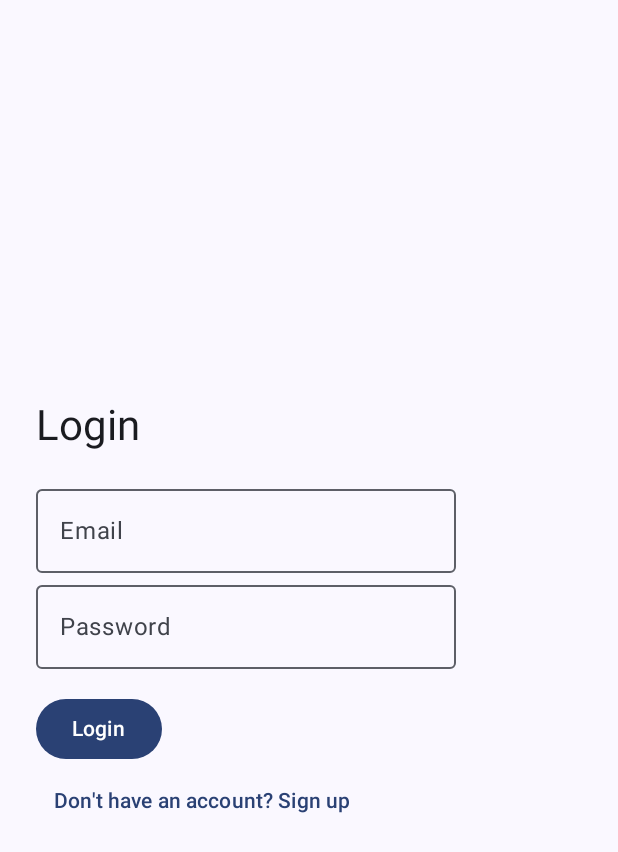
After one commit to Rankirobbllezze/RobbllezzeApp, an Android app built with Jetpack Compose: the LoginScreen screen opened through its navigation route, on a phone screen of 412 x 824 dp. The commit adds this screen. Shown: the top 852 px of the screen. Run offline under Robolectric (Android 15) with nearby library versions, the phone set to English and light mode, and no system bars; our stand-ins replace Dagger/Hilt's generated code, Firebase (no records; nobody signed in at launch, a user with empty details on screens opened directly).

Commit message:
third commit

```diff
--- a/app/src/main/AndroidManifest.xml
+++ b/app/src/main/AndroidManifest.xml
@@ -3,6 +3,7 @@
     xmlns:tools="http://schemas.android.com/tools">
 
     <application
+        android:name=".Robbllezze"
         android:allowBackup="true"
         android:dataExtractionRules="@xml/data_extraction_rules"
         android:fullBackupContent="@xml/backup_rules"
--- a/app/src/main/java/com/example/robbllezze/MainActivity.kt
+++ b/app/src/main/java/com/example/robbllezze/MainActivity.kt
@@ -11,25 +11,35 @@ import androidx.compose.material3.Text
 import androidx.compose.runtime.Composable
 import androidx.compose.ui.Modifier
 import androidx.compose.ui.tooling.preview.Preview
+import androidx.navigation.NavGraph
+import androidx.navigation.NavHostController
 import androidx.navigation.compose.rememberNavController
 import com.example.robbllezze.presentation.navigation.TodoNavGraph
+import com.example.robbllezze.presentation.navigation.TodoNavGraph
 import com.example.robbllezze.ui.theme.RobbllezzeTheme
+import com.google.firebase.FirebaseApp
+import dagger.hilt.android.AndroidEntryPoint
 
+@AndroidEntryPoint
 class MainActivity : ComponentActivity() {
     override fun onCreate(savedInstanceState: Bundle?) {
         super.onCreate(savedInstanceState)
         enableEdgeToEdge()
+        // initialize firebase for the app
+        FirebaseApp.initializeApp(this)
         setContent {
             RobbllezzeTheme {
                 val navController = rememberNavController()
                 TodoNavGraph(navController)
-
             }
         }
     }
 
     override fun onStart() {
         super.onStart()
-//        Custom ONSTART LOGIC FOR THIS ACTIVITY
+        // CUSTOM ONSTART LOGIC FOR THIS ACTIVITY
     }
+
+
+
 }
--- /dev/null
+++ b/app/src/main/java/com/example/robbllezze/presentation/components/LoginScreen.kt
@@ -0,0 +1,75 @@
+package com.example.robbllezze.presentation.components
+
+import androidx.compose.foundation.layout.*
+import androidx.compose.material3.*
+import androidx.compose.runtime.*
+import androidx.compose.ui.Modifier
+import androidx.compose.ui.platform.LocalContext
+import androidx.compose.ui.text.input.PasswordVisualTransformation
+import androidx.compose.ui.tooling.preview.Preview
+import androidx.compose.ui.unit.dp
+import androidx.navigation.NavController
+import androidx.navigation.compose.rememberNavController
+import com.google.firebase.Firebase
+import com.google.firebase.auth.auth
+
+
+@Composable
+fun LoginScreen(navController: NavController) {
+    val context = LocalContext.current
+    var email by remember { mutableStateOf("") }
+    var password by remember { mutableStateOf("") }
+    var error by remember { mutableStateOf<String?>(null) }
+
+
+
+    Surface(modifier = Modifier.fillMaxSize()) {
+        Column(
+            modifier = Modifier.padding(24.dp),
+            verticalArrangement = Arrangement.Center
+        ) {
+            Text("Login", style = MaterialTheme.typography.headlineMedium)
+            Spacer(modifier = Modifier.height(16.dp))
+
+            OutlinedTextField(value = email, onValueChange = { email = it },
+                label = { Text("Email") })
+
+            OutlinedTextField(value = password, onValueChange = { password = it},
+                label = { Text("Password") },
+                visualTransformation = PasswordVisualTransformation())
+
+            error?.let { Text(it, color = MaterialTheme.colorScheme.error) }
+
+            Spacer(modifier = Modifier.height(16.dp))
+
+            Button(onClick = {
+                if (email.isBlank() || password.isBlank()) {
+                    error = "Email and password are required"
+                } else {
+                    Firebase.auth.signInWithEmailAndPassword(email,password).addOnCompleteListener {
+                        task -> if (task.isSuccessful) {
+                            navController.
+                                    navigate("dashboard")
+                        } else {
+                            error = task.exception?.message
+                        }
+                    }
+                }
+            }) {
+                Text("Login")
+            }
+            TextButton(onClick = {
+                navController.navigate("signUp")
+            }) {
+                Text("Don't have an account? Sign up")
+            }
+        }
+    }
+}
+
+
+@Preview
+@Composable
+fun LoginScreenPreview() {
+    LoginScreen(rememberNavController())
+}
--- /dev/null
+++ b/app/src/main/java/com/example/robbllezze/presentation/components/SignUp.kt
@@ -0,0 +1,113 @@
+package com.example.robbllezze.presentation.components
+
+import android.content.Context
+import androidx.compose.foundation.layout.*
+import androidx.compose.material3.*
+import androidx.compose.runtime.*
+import androidx.compose.ui.Modifier
+import androidx.compose.ui.platform.LocalContext
+import androidx.compose.ui.text.input.PasswordVisualTransformation
+import androidx.compose.ui.tooling.preview.Preview
+import androidx.compose.ui.unit.dp
+import androidx.navigation.NavController
+import androidx.navigation.compose.rememberNavController
+import com.google.firebase.Firebase
+import com.google.firebase.auth.auth
+
+@Composable
+fun SignUpScreen(
+    navController: NavController
+) {
+    // variables to store and reference the inputs
+    val context = LocalContext.current // declares the current processing activity
+    var email by remember { mutableStateOf("") }
+    var password by remember { mutableStateOf("") }
+    var confirmPassword by remember { mutableStateOf("") }
+    var error by remember { mutableStateOf<String?>(null) } // capture and ref errors
+
+    Surface(modifier = Modifier.fillMaxSize()) {
+        Column(
+            modifier = Modifier
+                .padding(24.dp)
+                .fillMaxSize(),
+            verticalArrangement = Arrangement.Center
+        ) {
+            Text("Sign Up", style = MaterialTheme.typography.headlineMedium)
+
+            Spacer(modifier = Modifier.height(16.dp))
+
+            OutlinedTextField(
+                value = email,
+                onValueChange = { email = it },
+                label = { Text("Email") }
+            )
+
+            OutlinedTextField(
+                value = password,
+                onValueChange = { password = it },
+                label = { Text("Password") },
+                visualTransformation = PasswordVisualTransformation()
+            )
+
+            OutlinedTextField(
+                value = confirmPassword,
+                onValueChange = { confirmPassword = it },
+                label = { Text("Confirm Password") },
+                visualTransformation = PasswordVisualTransformation()
+            )
+            // error is populated on the condition that an error is encountered
+            // the error variable will be populated with a text composable
+            // showing the error
+            error?.let {
+                Text(it, color = MaterialTheme.colorScheme.error)
+            }
+
+            Spacer(modifier = Modifier.height(16.dp))
+
+            Button(  onClick  = {
+                if (password != confirmPassword) {
+                    error = "password does not match!!"
+                } else {
+                    // register our user to firebase
+                    registerUser(email, password,
+                        context,navController,
+                        onError = {errorMsg  -> error = errorMsg})
+                }
+            }
+            ) {
+                Text("Sign Up")
+            }
+
+            Spacer(modifier = Modifier.height(8.dp))
+//navigate to login //navigate to login
+            TextButton(onClick = {  navController.navigate("login") })
+            {
+                Text("Already have an account? Login")
+            }
+
+        }
+    }
+}
+
+fun registerUser(email: String, password: String,
+                 context: Context, navController: NavController,
+                 onError: (String)-> Unit ) {
+    Firebase.auth.createUserWithEmailAndPassword(email,password)
+        .addOnCompleteListener{ task ->
+            if(task.isSuccessful){
+                navController.navigate("login")
+            } else {
+                onError(task.exception?.message ?:
+                "Registration failed")
+            }
+        }
+}
+
+
+@Preview
+@Composable
+fun SignUpScreenPreview() {
+    MaterialTheme {
+        SignUpScreen(rememberNavController())
+    }
+}
--- a/app/src/main/java/com/example/robbllezze/presentation/components/TodoItemCard.kt
+++ b/app/src/main/java/com/example/robbllezze/presentation/components/TodoItemCard.kt
@@ -106,13 +106,14 @@ fun TodoItemCard(
     }
 }
 
+
 @Preview
 @Composable
 fun TodoItemCardPreview(){
     TodoItemCard(
         todo = TodoItem(
-            id = 1, title ="Sample todo", description = "Sample text",
-            imageUri = "null", tasker = "Robbllezze", isCompleted = false
+            id = 1, title ="SAMPLE TO", description = "Sample text",
+            imageUri = null, tasker = "Robbllezze", isCompleted = false
         ),
         onCompleteChange = {
                 isChecked -> println("Checked: $isChecked")
--- a/app/src/main/java/com/example/robbllezze/presentation/navigation/Navgraph.kt
+++ b/app/src/main/java/com/example/robbllezze/presentation/navigation/Navgraph.kt
@@ -4,19 +4,29 @@ import androidx.compose.runtime.Composable
 import androidx.navigation.NavHostController
 import androidx.navigation.compose.NavHost
 import androidx.navigation.compose.composable
+import com.example.robbllezze.presentation.components.LoginScreen
+import com.example.robbllezze.presentation.components.SignUpScreen
 import com.example.robbllezze.presentation.screens.dashboard.DashboardScreen
 
-//INSIDE THIS FILE WE WILL DEFINE NAVCONTROLLER : THIS IS USED TO NAVIGATE TO DIFFERENT COMPOSABLES/ SCREENS
+// INSIDE THIS FILE WE WILL DEFINE NAVCONTROLLER : THIS IS USED TO NAVIGATE
+// TO DIFFERENT COMPOSABLES / SCREENS
 @Composable
 fun TodoNavGraph(navController: NavHostController){
-    NavHost(navController = navController, startDestination = "Dashboard") {
-        composable("Dashboard"){
+    NavHost(navController = navController, startDestination = "signUp") {
+        composable("signUp"){
+            SignUpScreen(navController)
+        }
+        composable("login"){
+            LoginScreen(navController)
+        }
+        composable("dashboard"){
             DashboardScreen(
-                // properties for the composable
+                //properties for the composable
             )
 
         }
-        //here will define the addToDo composable
+        // here will define the addtoDo composable
+
     }
 
 }
--- a/build.gradle.kts
+++ b/build.gradle.kts
@@ -3,4 +3,7 @@ plugins {
     alias(libs.plugins.android.application) apply false
     alias(libs.plugins.kotlin.android) apply false
     alias(libs.plugins.kotlin.compose) apply false
+    id("com.google.dagger.hilt.android") version "2.56.1" apply false
+    id("com.google.gms.google-services") version "4.4.2" apply false
+
 }
--- a/gradle/libs.versions.toml
+++ b/gradle/libs.versions.toml
@@ -8,6 +8,7 @@ espressoCore = "3.6.1"
 lifecycleRuntimeKtx = "2.8.7"
 activityCompose = "1.10.1"
 composeBom = "2024.09.00"
+supportAnnotations = "28.0.0"
 
 [libraries]
 androidx-core-ktx = { group = "androidx.core", name = "core-ktx", version.ref = "coreKtx" }
@@ -24,6 +25,7 @@ androidx-ui-tooling-preview = { group = "androidx.compose.ui", name = "ui-toolin
 androidx-ui-test-manifest = { group = "androidx.compose.ui", name = "ui-test-manifest" }
 androidx-ui-test-junit4 = { group = "androidx.compose.ui", name = "ui-test-junit4" }
 androidx-material3 = { group = "androidx.compose.material3", name = "material3" }
+support-annotations = { group = "com.android.support", name = "support-annotations", version.ref = "supportAnnotations" }
 
 [plugins]
 android-application = { id = "com.android.application", version.ref = "agp" }
```
Also changed, not shown: app/build.gradle.kts (+22 -0 lines), app/src/main/java/com/example/robbllezze/Robbllezze.kt (added, +7 -0 lines), app/src/main/java/com/example/robbllezze/data/database/APPModule.kt (added, +37 -0 lines), app/src/main/java/com/example/robbllezze/data/repository/MockToDoRepository.kt (added, +37 -0 lines), app/src/main/java/com/example/robbllezze/presentation/screens/addtodo/AddToDoForm.kt (added, +88 -0 lines), app/src/main/java/com/example/robbllezze/presentation/screens/dashboard/DashboardScreen.kt (+52 -7 lines), app/src/main/java/com/example/robbllezze/presentation/screens/dashboard/DashboardViewModel.kt (+16 -1 lines), app/src/main/res/drawable/icon.jpg (added), 2 other files.
